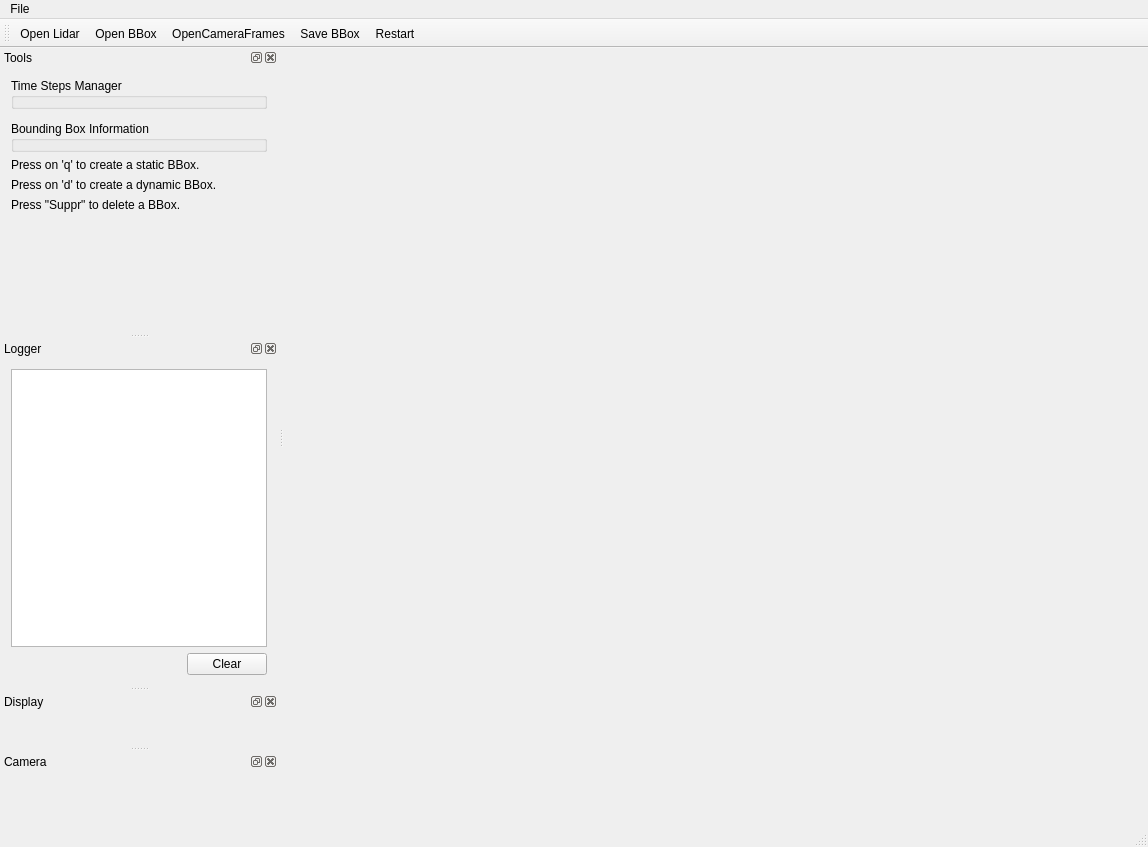
Before: the Qt Designer form src/MainWindow.ui in MatthieuZins/BoundingBoxMe, drawn with Qt 5.
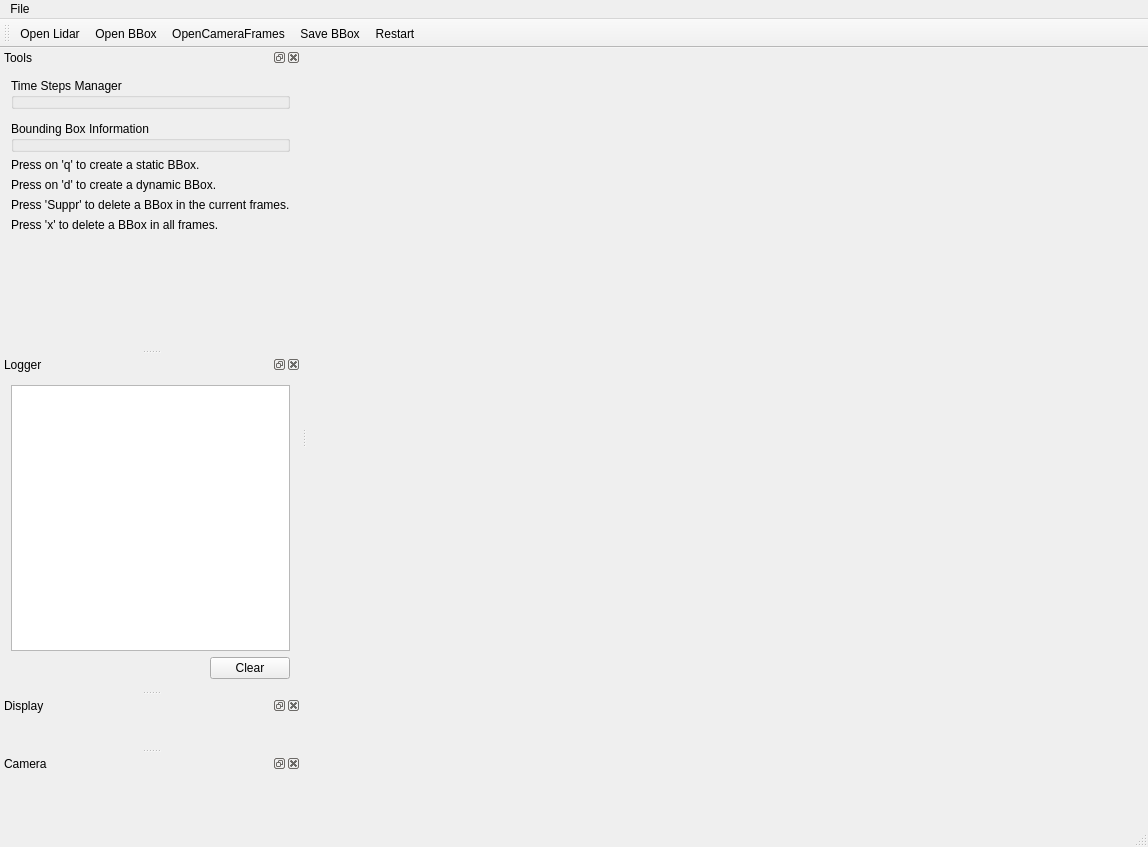
After: the same form once the commit is applied. Icons and pictures are not drawn. Custom widgets are drawn as their Qt base class.

What changed in the file:
```diff
--- a/src/MainWindow.ui
+++ b/src/MainWindow.ui
@@ -147,7 +147,14 @@
      <item>
       <widget class="QLabel" name="label_3">
        <property name="text">
-        <string>Press &quot;Suppr&quot; to delete a BBox.</string>
+        <string>Press 'Suppr' to delete a BBox in the current frames.</string>
+       </property>
+      </widget>
+     </item>
+     <item>
+      <widget class="QLabel" name="label_4">
+       <property name="text">
+        <string>Press 'x' to delete a BBox in all frames.</string>
        </property>
       </widget>
      </item>
```
